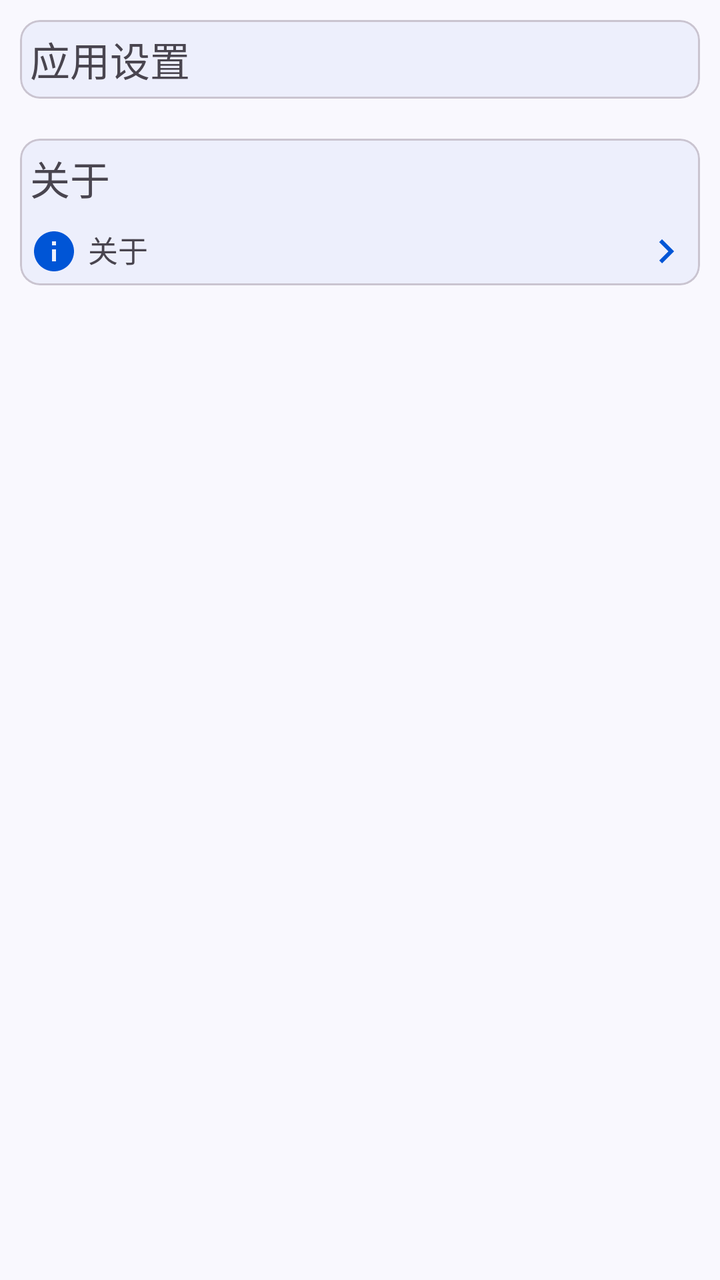
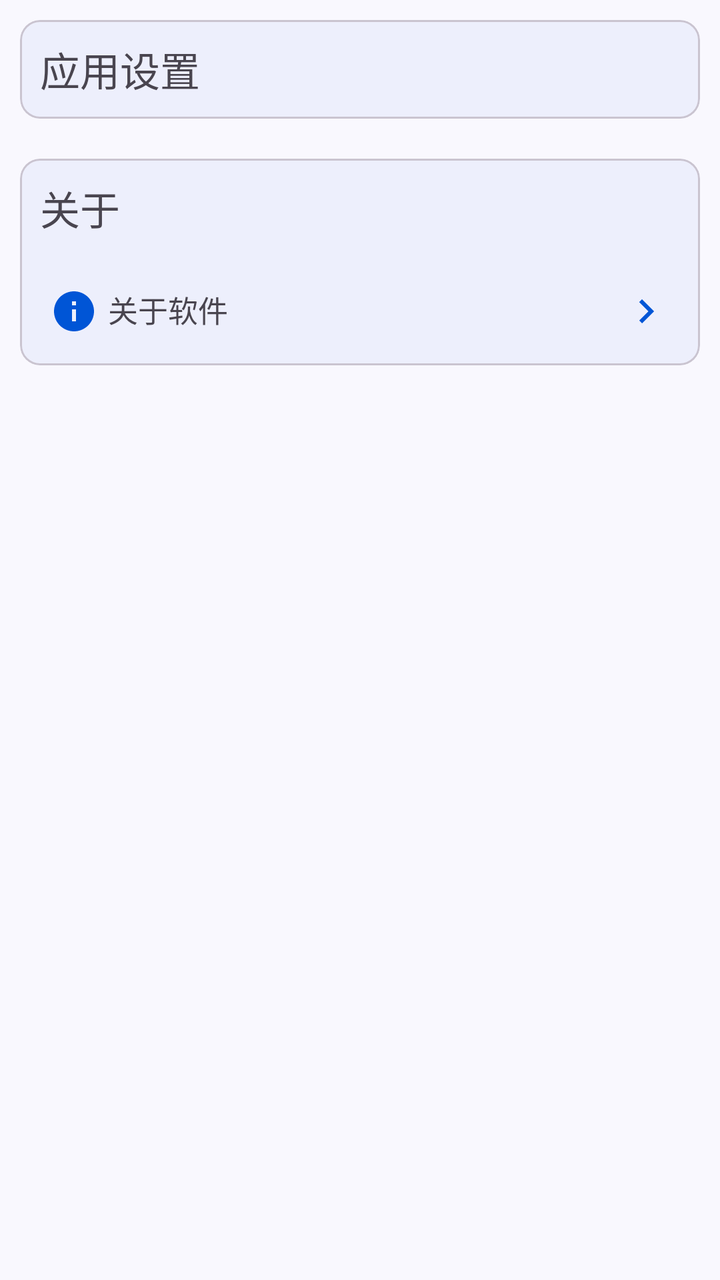

Two renders of the same Android screen: before a commit and after it. Below are the layout's source before the change and the commit's diff.
<!-- AndroidManifest.xml: application theme Theme.ProjectManager -->
<!-- res/layout/fragment_setting.xml -->
<?xml version="1.0" encoding="utf-8"?>
<LinearLayout xmlns:android="http://schemas.android.com/apk/res/android"
    xmlns:app="http://schemas.android.com/apk/res-auto"
    xmlns:tools="http://schemas.android.com/tools"
    android:id="@+id/mine_fragment"
    style="@style/PageStyle"
    android:layout_width="match_parent"
    android:layout_height="match_parent"
    android:orientation="vertical"
    tools:context=".ui.setting.SettingFragment">

    <com.google.android.material.card.MaterialCardView
        style="@style/SettingCardStyle"
        android:layout_width="match_parent"
        android:layout_height="wrap_content">

        <LinearLayout
            android:layout_width="match_parent"
            android:layout_height="match_parent"
            android:orientation="vertical">

            <com.google.android.material.textview.MaterialTextView
                style="@style/LabelTextViewStyle"
                android:layout_width="wrap_content"
                android:layout_height="wrap_content"
                android:text="应用设置" />

            

        </LinearLayout>
    </com.google.android.material.card.MaterialCardView>

    <com.google.android.material.card.MaterialCardView
        style="@style/SettingCardStyle"
        android:layout_width="match_parent"
        android:layout_height="wrap_content">

        <LinearLayout
            android:layout_width="match_parent"
            android:layout_height="match_parent"
            android:orientation="vertical">

            <com.google.android.material.textview.MaterialTextView
                style="@style/LabelTextViewStyle"
                android:layout_width="wrap_content"
                android:layout_height="wrap_content"
                android:text="关于" />

            
            <TextView
                android:id="@+id/setting_about"
                style="@style/SubSettingCardStyle"
                android:layout_width="match_parent"
                android:layout_height="wrap_content"
                android:drawableLeft="@drawable/baseline_info_24"
                android:text="关于" />
        </LinearLayout>
    </com.google.android.material.card.MaterialCardView>
</LinearLayout>
<!-- resources referenced by this layout -->
<resources>
  <!-- drawable baseline_info_24 (drawable) -->
  <vector xmlns:android="http://schemas.android.com/apk/res/android" android:height="24dp" android:tint="#000000" android:viewportHeight="24" android:viewportWidth="24" android:width="24dp">
        
      <path android:fillColor="@android:color/white" android:pathData="M12,2C6.48,2 2,6.48 2,12s4.48,10 10,10 10,-4.48 10,-10S17.52,2 12,2zM13,17h-2v-6h2v6zM13,9h-2L11,7h2v2z"/>
      
  </vector>
  <style name="LabelTextViewStyle">
          <item name="android:layout_margin">5dp</item>
          <item name="android:textSize">20sp</item>
      </style>
  <style name="PageStyle">
          <item name="android:background">@color/page_background</item>
      </style>
  <style name="SettingCardStyle">
          <item name="cardBackgroundColor">@color/card_background</item>
          <item name="cardCornerRadius">10dp</item>
          <item name="android:layout_margin">10dp</item>
      </style>
  <style name="SubSettingCardStyle">
          <item name="android:drawableRight">@drawable/baseline_keyboard_arrow_right_24</item>
          <item name="android:drawablePadding">5dp</item>
          <item name="android:textSize">15sp</item>
          <item name="android:layout_margin">5dp</item>
      </style>
  <style name="Theme.ProjectManager" parent="Theme.Material3.DayNight.NoActionBar">
          
          <item name="colorPrimary">@color/purple_500</item>
          <item name="colorPrimaryVariant">@color/purple_700</item>
          <item name="colorOnPrimary">@color/white</item>
          
          <item name="colorSecondary">@color/teal_200</item>
          <item name="colorSecondaryVariant">@color/teal_700</item>
          <item name="colorOnSecondary">@color/black</item>
          
          <item name="android:statusBarColor">?attr/colorPrimaryVariant</item>
          
          <item name="toolbarStyle">@style/ToolBarStyle</item>
          <item name="drawableTint">@color/theme_blue</item>
      </style>
  <color name="page_background">#f9f8fe</color>
  <color name="card_background">#edeffc</color>
  <!-- drawable baseline_keyboard_arrow_right_24 (drawable) -->
  <vector xmlns:android="http://schemas.android.com/apk/res/android" android:autoMirrored="true" android:height="24dp" android:tint="#000000" android:viewportHeight="24" android:viewportWidth="24" android:width="24dp">
        
      <path android:fillColor="@android:color/white" android:pathData="M8.59,16.59L13.17,12 8.59,7.41 10,6l6,6 -6,6 -1.41,-1.41z"/>
      
  </vector>
  <color name="purple_500">#FF6200EE</color>
  <color name="purple_700">#FF3700B3</color>
  <color name="white">#FFFFFFFF</color>
  <color name="teal_200">#FF03DAC5</color>
  <color name="teal_700">#FF018786</color>
  <color name="black">#FF000000</color>
  <style name="ToolBarStyle">
          <item name="android:background">@color/toolbar_background</item>
          <item name="contentInsetStart">10dp</item>
          <item name="titleTextAppearance">@style/TitleStyle</item>
      </style>
  <color name="theme_blue">#0055d6</color>
  <color name="toolbar_background">#ebedfa</color>
  <style name="TitleStyle">
          <item name="android:textSize">23sp</item>
          <item name="android:textColor">@color/black</item>
      </style>
</resources>

<!-- the commit's change to res/layout/fragment_setting.xml (unified diff, before → after) -->
@@ -53,7 +53,7 @@
                 android:layout_width="match_parent"
                 android:layout_height="wrap_content"
                 android:drawableLeft="@drawable/baseline_info_24"
-                android:text="关于" />
+                android:text="关于软件" />
         </LinearLayout>
     </com.google.android.material.card.MaterialCardView>
 </LinearLayout>
<!-- resource entries referenced after the edit -->
@@ -7,7 +7,7 @@
       
   </vector>
   <style name="LabelTextViewStyle">
-          <item name="android:layout_margin">5dp</item>
+          <item name="android:layout_margin">10dp</item>
           <item name="android:textSize">20sp</item>
       </style>
   <style name="PageStyle">
@@ -22,7 +22,11 @@
           <item name="android:drawableRight">@drawable/baseline_keyboard_arrow_right_24</item>
           <item name="android:drawablePadding">5dp</item>
           <item name="android:textSize">15sp</item>
-          <item name="android:layout_margin">5dp</item>
+          <item name="android:layout_margin">10dp</item>
+          <item name="android:clickable">true</item>
+          <item name="android:focusable">true</item>
+          <item name="android:padding">5dp</item>
+          <item name="android:background">?attr/selectableItemBackground</item>
       </style>
   <style name="Theme.ProjectManager" parent="Theme.Material3.DayNight.NoActionBar">
           
